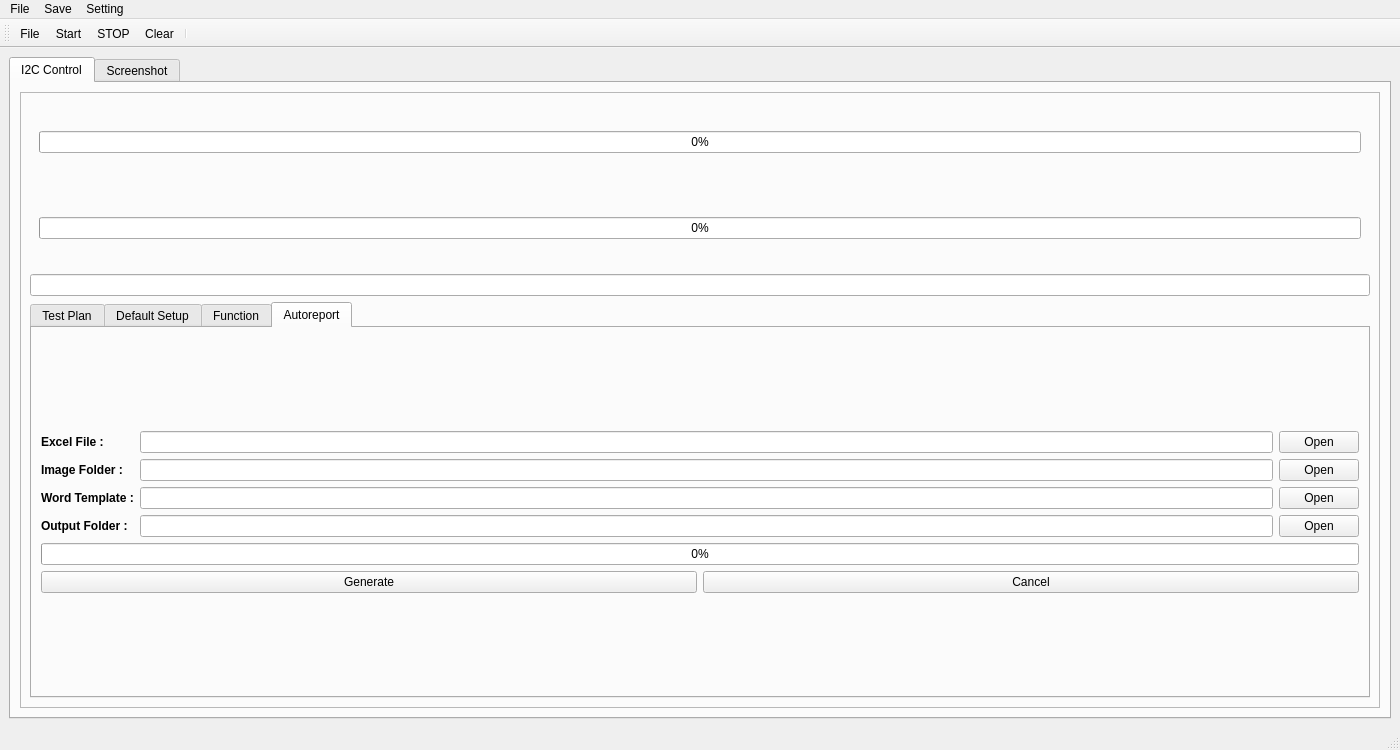
This is main_window.ui in 106368030chentairong/SPIV-I2C as Qt 5 draws it before an edit. The edited form follows.
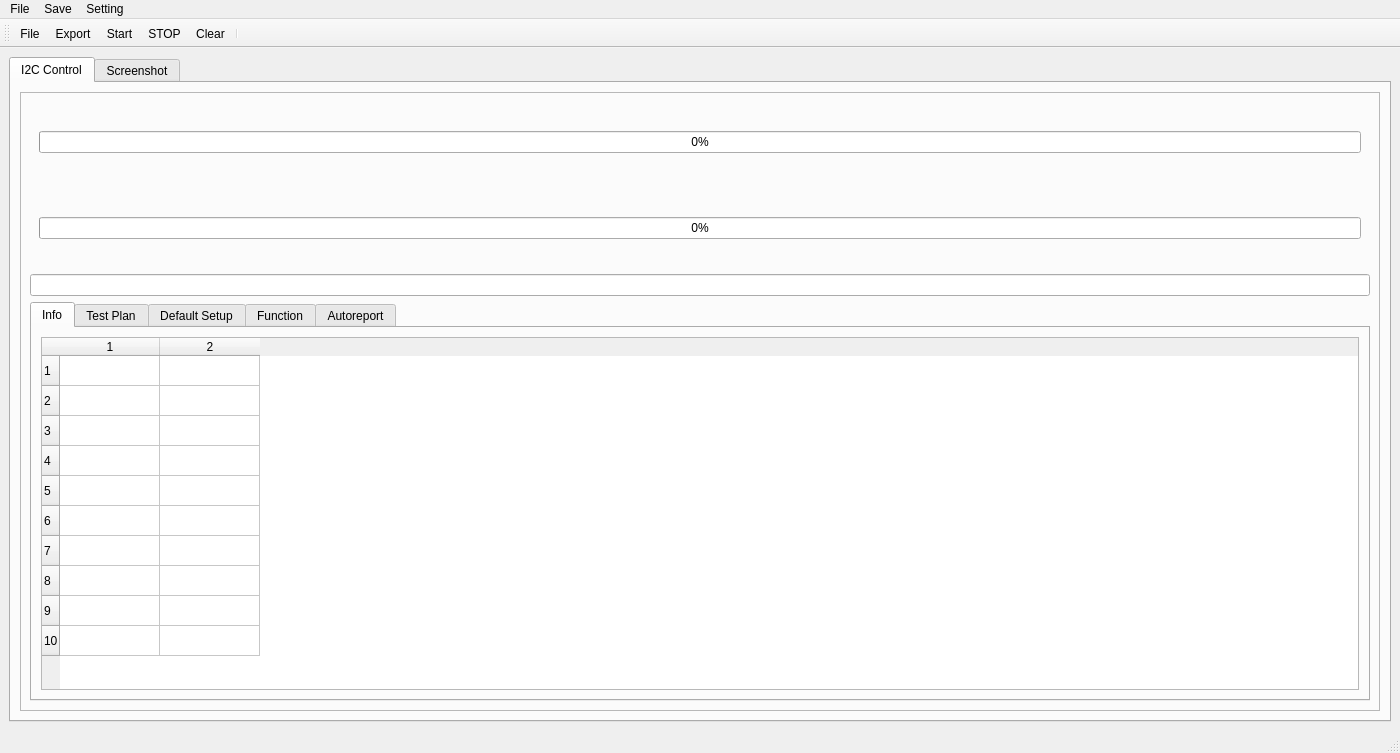
This is the edited form. The open tabs and pages were chosen to show the change. Custom widgets are drawn as their Qt base class.

Commit message: add autoreport info table write to excel

What changed in the file:
```diff
--- a/main_window.ui
+++ b/main_window.ui
@@ -7,7 +7,7 @@
     <x>0</x>
     <y>0</y>
     <width>1400</width>
-    <height>750</height>
+    <height>753</height>
    </rect>
   </property>
   <property name="contextMenuPolicy">
@@ -17,8 +17,8 @@
    <string>MainWindow</string>
   </property>
   <widget class="QWidget" name="centralwidget">
-   <layout class="QVBoxLayout" name="verticalLayout_30">
-    <item>
+   <layout class="QGridLayout" name="gridLayout_10">
+    <item row="0" column="0">
      <widget class="QTabWidget" name="tabWidget">
       <property name="layoutDirection">
        <enum>Qt::LeftToRight</enum>
@@ -33,8 +33,8 @@
        <attribute name="title">
         <string>I2C Control</string>
        </attribute>
-       <layout class="QGridLayout" name="gridLayout_10">
-        <item row="0" column="0">
+       <layout class="QVBoxLayout" name="verticalLayout_32">
+        <item>
          <widget class="QFrame" name="frame">
           <property name="minimumSize">
            <size>
@@ -135,6 +135,35 @@
                <property name="currentIndex">
                 <number>3</number>
                </property>
+               <widget class="QWidget" name="tab_info">
+                <attribute name="title">
+                 <string>Info</string>
+                </attribute>
+                <layout class="QGridLayout" name="gridLayout_22">
+                 <item row="0" column="0">
+                  <widget class="QTableWidget" name="TW_info">
+                   <property name="rowCount">
+                    <number>10</number>
+                   </property>
+                   <property name="columnCount">
+                    <number>2</number>
+                   </property>
+                   <row/>
+                   <row/>
+                   <row/>
+                   <row/>
+                   <row/>
+                   <row/>
+                   <row/>
+                   <row/>
+                   <row/>
+                   <row/>
+                   <column/>
+                   <column/>
+                  </widget>
+                 </item>
+                </layout>
+               </widget>
                <widget class="QWidget" name="TW_TestPlan">
                 <attribute name="title">
                  <string>Test Plan</string>
@@ -2338,6 +2367,7 @@
     <bool>false</bool>
    </attribute>
    <addaction name="actionToolBar_File"/>
+   <addaction name="actionExport"/>
    <addaction name="actionToolBar_start"/>
    <addaction name="actionToolBar_STOP"/>
    <addaction name="actionToolBar_Clear"/>
@@ -2381,6 +2411,11 @@
     <string>Get Screenshot</string>
    </property>
   </action>
+  <action name="actionExport">
+   <property name="text">
+    <string>Export</string>
+   </property>
+  </action>
  </widget>
  <customwidgets>
   <customwidget>
```
Left out of the diff: 2 changed lines with no effect on the pictures. The commit also changes 10 other files.
